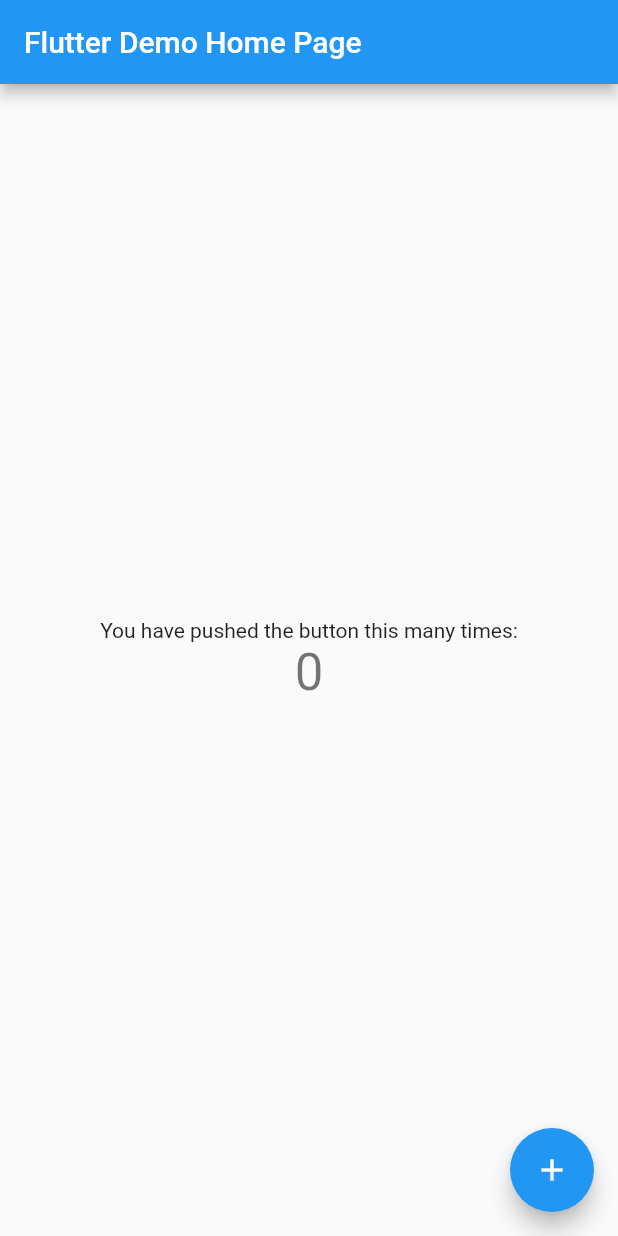
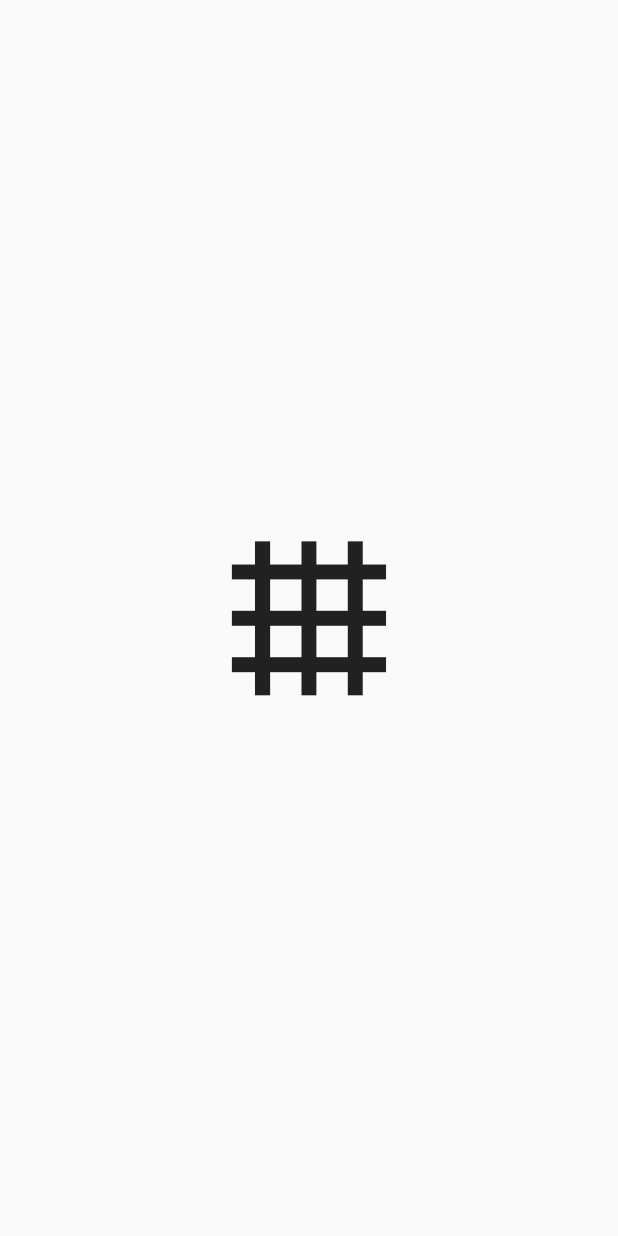
Before and after one commit to narmuni123/grid_game, a Flutter app: the first screen one second after launch, on a phone screen of 412 x 824 dp. Run offline on Flutter 3.47's test engine with Material 2 defaults, Android fonts, the phone set to English and light mode, and no system bars.

Commit message:
Added splash screen

```diff
--- /dev/null
+++ b/lib/constant/size_constant.dart
@@ -0,0 +1,9 @@
+import 'package:flutter/material.dart';
+
+double height(context) {
+  return MediaQuery.of(context).size.height;
+}
+
+double width(context) {
+  return MediaQuery.of(context).size.width;
+}
--- /dev/null
+++ b/lib/constant/text_constant.dart
@@ -0,0 +1,11 @@
+// ignore_for_file: constant_identifier_names
+
+class TextConstants {
+// title name used in main file in material app widget title
+  static const String APP_NAME = "Griddy";
+
+// Navigation routes //
+  static const String SPLASH_ROUTE = "/splashScreen";
+  static const String ADD_GRID_ROUTE = "/addGrid";
+
+}
--- a/lib/main.dart
+++ b/lib/main.dart
@@ -1,4 +1,7 @@
 import 'package:flutter/material.dart';
+import 'package:grid_game/constant/text_constant.dart';
+import 'package:grid_game/screens/home_screen/add_grid_screen.dart';
+import 'package:grid_game/screens/introduction_screen/splash_screen.dart';
 
 void main() {
   runApp(const MyApp());
@@ -11,105 +14,16 @@
   @override
   Widget build(BuildContext context) {
     return MaterialApp(
-      title: 'Flutter Demo',
+      debugShowCheckedModeBanner: false,
+      title: TextConstants.APP_NAME,
       theme: ThemeData(
-        // This is the theme of your application.
-        //
-        // Try running your application with "flutter run". You'll see the
-        // application has a blue toolbar. Then, without quitting the app, try
-        // changing the primarySwatch below to Colors.green and then invoke
-        // "hot reload" (press "r" in the console where you ran "flutter run",
-        // or simply save your changes to "hot reload" in a Flutter IDE).
-        // Notice that the counter didn't reset back to zero; the application
-        // is not restarted.
         primarySwatch: Colors.blue,
       ),
-      home: const MyHomePage(title: 'Flutter Demo Home Page'),
+      initialRoute: TextConstants.SPLASH_ROUTE,
+      routes: {
+        TextConstants.SPLASH_ROUTE: (context) => const SplashScreen(),
+        TextConstants.ADD_GRID_ROUTE: (context) => const AddGridScreen(),
+      },
     );
   }
 }
-
-class MyHomePage extends StatefulWidget {
-  const MyHomePage({Key? key, required this.title}) : super(key: key);
-
-  // This widget is the home page of your application. It is stateful, meaning
-  // that it has a State object (defined below) that contains fields that affect
-  // how it looks.
-
-  // This class is the configuration for the state. It holds the values (in this
-  // case the title) provided by the parent (in this case the App widget) and
-  // used by the build method of the State. Fields in a Widget subclass are
-  // always marked "final".
-
-  final String title;
-
-  @override
-  State<MyHomePage> createState() => _MyHomePageState();
-}
-
-class _MyHomePageState extends State<MyHomePage> {
-  int _counter = 0;
-
-  void _incrementCounter() {
-    setState(() {
-      // This call to setState tells the Flutter framework that something has
-      // changed in this State, which causes it to rerun the build method below
-      // so that the display can reflect the updated values. If we changed
-      // _counter without calling setState(), then the build method would not be
-      // called again, and so nothing would appear to happen.
-      _counter++;
-    });
-  }
-
-  @override
-  Widget build(BuildContext context) {
-    // This method is rerun every time setState is called, for instance as done
-    // by the _incrementCounter method above.
-    //
-    // The Flutter framework has been optimized to make rerunning build methods
-    // fast, so that you can just rebuild anything that needs updating rather
-    // than having to individually change instances of widgets.
-    return Scaffold(
-      appBar: AppBar(
-        // Here we take the value from the MyHomePage object that was created by
-        // the App.build method, and use it to set our appbar title.
-        title: Text(widget.title),
-      ),
-      body: Center(
-        // Center is a layout widget. It takes a single child and positions it
-        // in the middle of the parent.
-        child: Column(
-          // Column is also a layout widget. It takes a list of children and
-          // arranges them vertically. By default, it sizes itself to fit its
-          // children horizontally, and tries to be as tall as its parent.
-          //
-          // Invoke "debug painting" (press "p" in the console, choose the
-          // "Toggle Debug Paint" action from the Flutter Inspector in Android
-          // Studio, or the "Toggle Debug Paint" command in Visual Studio Code)
-          // to see the wireframe for each widget.
-          //
-          // Column has various properties to control how it sizes itself and
-          // how it positions its children. Here we use mainAxisAlignment to
-          // center the children vertically; the main axis here is the vertical
-          // axis because Columns are vertical (the cross axis would be
-          // horizontal).
-          mainAxisAlignment: MainAxisAlignment.center,
-          children: <Widget>[
-            const Text(
-              'You have pushed the button this many times:',
-            ),
-            Text(
-              '$_counter',
-              style: Theme.of(context).textTheme.headline4,
-            ),
-          ],
-        ),
-      ),
-      floatingActionButton: FloatingActionButton(
-        onPressed: _incrementCounter,
-        tooltip: 'Increment',
-        child: const Icon(Icons.add),
-      ), // This trailing comma makes auto-formatting nicer for build methods.
-    );
-  }
-}
--- /dev/null
+++ b/lib/screens/home_screen/add_grid_screen.dart
@@ -0,0 +1,15 @@
+import 'package:flutter/material.dart';
+
+class AddGridScreen extends StatefulWidget {
+  const AddGridScreen({Key? key}) : super(key: key);
+
+  @override
+  State<AddGridScreen> createState() => _AddGridScreenState();
+}
+
+class _AddGridScreenState extends State<AddGridScreen> {
+  @override
+  Widget build(BuildContext context) {
+    return const Placeholder();
+  }
+}
--- /dev/null
+++ b/lib/screens/introduction_screen/splash_screen.dart
@@ -0,0 +1,35 @@
+import 'package:flutter/material.dart';
+import 'package:grid_game/constant/size_constant.dart';
+import 'package:grid_game/constant/text_constant.dart';
+
+class SplashScreen extends StatefulWidget {
+  const SplashScreen({Key? key}) : super(key: key);
+
+  @override
+  State<SplashScreen> createState() => _SplashScreenState();
+}
+
+class _SplashScreenState extends State<SplashScreen> {
+  @override
+  void initState() {
+    initMethods(context);
+    super.initState();
+  }
+
+  initMethods(context) {
+    Future.delayed(const Duration(seconds: 2), () {
+      Navigator.pushNamed(context, TextConstants.ADD_GRID_ROUTE);
+    });
+  }
+
+  @override
+  Widget build(BuildContext context) {
+    return Scaffold(
+      body: SafeArea(
+        child: Center(
+          child: Icon(Icons.grid_4x4, size: width(context) * 0.3),
+        ),
+      ),
+    );
+  }
+}
```
